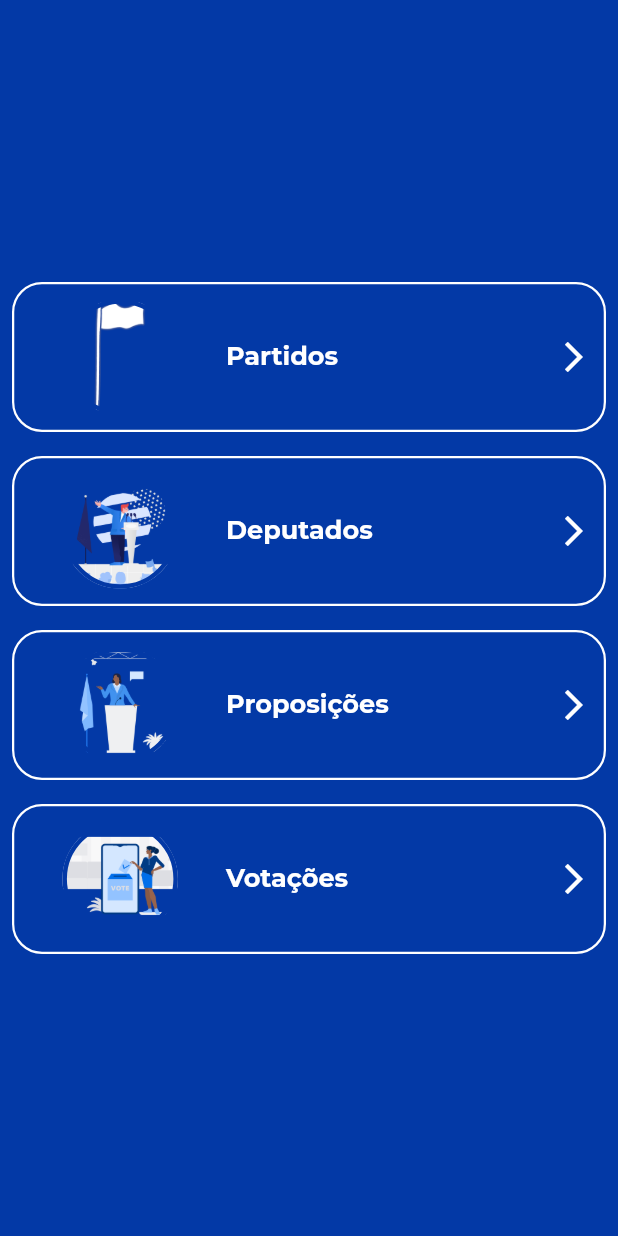
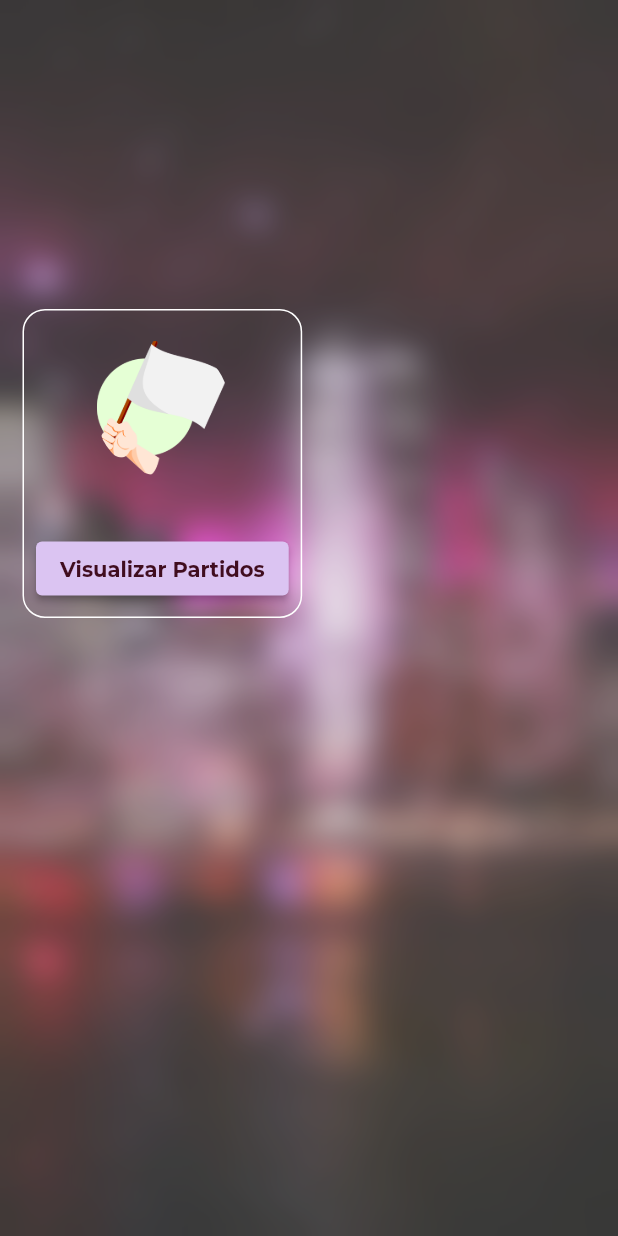
Before and after one commit to wdvictor/vigia_deputados, a Flutter app: the screen it shows after launch, on a phone screen of 412 x 824 dp. Run offline on Flutter 3.47's test engine with Material 2 defaults, Android fonts, the phone set to English and light mode, and no system bars; our stand-ins replace google_fonts, syncfusion_flutter_charts.

Commit message:
Changing design of the homepage

```diff
--- a/lib/helpers/color_lib.dart
+++ b/lib/helpers/color_lib.dart
@@ -1,14 +1,6 @@
 import 'package:flutter/material.dart';
 
-enum ColorLib {
-  lightBlue,
-  darkBlue,
-  darkGreen,
-  lightGreen,
-  almostWhite,
-  mediumBlue,
-  mediumGreen
-}
+enum ColorLib { pinkBrown, darkPink, lightPink, violet, greyPink }
 
 enum DarkThemeLib { primaryBackgroundColor, primaryColor, secondaryColor }
 
@@ -24,13 +16,11 @@ extension DarkTheme on DarkThemeLib {
 
 extension ColorLibExtension on ColorLib {
   static const Map<ColorLib, int> names = {
-    ColorLib.lightBlue: 0xFF79B4D9,
-    ColorLib.darkBlue: 0xFF0339A6,
-    ColorLib.mediumBlue: 0xFF118EBF,
-    ColorLib.darkGreen: 0xFF03A61C,
-    ColorLib.mediumGreen: 0xFF5DBF4E,
-    ColorLib.lightGreen: 0xFF5DBF4E,
-    ColorLib.almostWhite: 0xFFF2F2F2,
+    ColorLib.pinkBrown: 0xFF400D1F,
+    ColorLib.darkPink: 0xFFBD1FBF,
+    ColorLib.lightPink: 0xFFEF4BF2,
+    ColorLib.violet: 0xFF471C59,
+    ColorLib.greyPink: 0xFFDBC4F2,
   };
 
   Color get color => Color(names[this]!);
--- a/lib/pages/deputado_despesas.dart
+++ b/lib/pages/deputado_despesas.dart
@@ -4,8 +4,6 @@ import 'package:flutter/cupertino.dart';
 import 'package:flutter/material.dart';
 import 'package:syncfusion_flutter_charts/charts.dart';
 import 'package:url_launcher/url_launcher.dart';
-import 'package:vigia_deputados/helpers/color_lib.dart';
-
 import 'package:vigia_deputados/models/deputado_despesa.dart';
 import 'package:vigia_deputados/models/deputados_response_model.dart';
 import 'package:vigia_deputados/models/despesa_grafico_model.dart';
@@ -187,11 +185,10 @@ class TabNotasFiscais extends StatelessWidget {
             height: size.height * 0.1,
           ),
           Expanded(child: DeputadoHeader(deputado: deputadoDado)),
-          Divider(
+          const Divider(
             endIndent: 30,
             indent: 30,
             thickness: 2,
-            color: ColorLib.darkBlue.color,
           ),
           Expanded(
             flex: 5,
@@ -278,11 +275,10 @@ class _TabGraficosState extends State<TabGraficos> {
               deputado: widget.deputadoDado,
             ),
           ),
-          Divider(
+          const Divider(
             endIndent: 30,
             indent: 30,
             thickness: 2,
-            color: ColorLib.darkBlue.color,
           ),
           Expanded(
             flex: 5,
--- a/lib/pages/deputados_page/deputados_page.dart
+++ b/lib/pages/deputados_page/deputados_page.dart
@@ -1,13 +1,11 @@
 // cSpell: ignore Camara camara cupertino
 
 import 'dart:developer';
+
 import 'package:flutter/cupertino.dart';
 import 'package:flutter/material.dart';
-import 'package:vigia_deputados/helpers/color_lib.dart';
-
 import 'package:vigia_deputados/models/deputados_response_model.dart';
 import 'package:vigia_deputados/pages/deputados_page/action_sheet.dart';
-
 import 'package:vigia_deputados/pages/profile/deputado_profile_page.dart';
 import 'package:vigia_deputados/services/camara_api.dart';
 
@@ -173,7 +171,6 @@ class _DeputadosPageState extends State<DeputadosPage> {
                                         alignment: Alignment.center,
                                         constraints:
                                             const BoxConstraints.expand(),
-                                        color: ColorLib.darkGreen.color,
                                         child: Text(
                                             '${dado.siglaPartido}-${dado.siglaUf}'),
                                       ),
--- a/lib/pages/home_page.dart
+++ b/lib/pages/home_page.dart
@@ -1,8 +1,8 @@
-import 'package:flutter/cupertino.dart';
+import 'dart:ui';
+
 import 'package:flutter/material.dart';
 import 'package:google_fonts/google_fonts.dart';
 import 'package:vigia_deputados/helpers/color_lib.dart';
-import 'package:vigia_deputados/pages/partidos_page/partidos_page.dart';
 
 class HomePage extends StatefulWidget {
   const HomePage({Key? key}) : super(key: key);
@@ -14,176 +14,227 @@ class HomePage extends StatefulWidget {
 class _HomePageState extends State<HomePage> {
   @override
   Widget build(BuildContext context) {
-    return CupertinoPageScaffold(
-        backgroundColor: ColorLib.darkBlue.color,
-        child: Column(
-          mainAxisAlignment: MainAxisAlignment.center,
+    final Size size = MediaQuery.of(context).size;
+    return Scaffold(
+        body: Stack(
       children: [
-            MainMenuOption(
-              title: 'Partidos',
-              imageAsset: 'lime-flag-1.png',
-              animationMillisecondsDuration: 250,
-              callback: () => Navigator.push(
-                context,
-                CupertinoPageRoute(
-                  builder: (_) => const PartidosPage(),
+        Container(
+          width: size.width,
+          height: size.height,
+          decoration: const BoxDecoration(
+              image: DecorationImage(
+                  fit: BoxFit.cover,
+                  image: AssetImage('images/background.jpg'))),
         ),
+        BackdropFilter(
+          filter: ImageFilter.blur(sigmaX: 10, sigmaY: 10),
+          child: Container(
+            color: Colors.white.withOpacity(0.2),
+            width: size.width,
+            height: size.height,
+            child: const Column(children: [
+              Spacer(),
+              Expanded(
+                  child: Row(
+                children: [PartidosWidget()],
+              )),
+              Spacer(
+                flex: 2,
+              )
+            ]),
           ),
-            ),
-            MainMenuOption(
-              title: 'Deputados',
-              imageAsset: 'clip-politician-1.png',
-              animationMillisecondsDuration: 500,
-              callback: () {},
-            ),
-            MainMenuOption(
-              title: 'Proposições',
-              imageAsset: 'congresswoman.png',
-              animationMillisecondsDuration: 750,
-              callback: () {},
-            ),
-            MainMenuOption(
-              title: 'Votações',
-              imageAsset: 'urban-online-voting.png',
-              animationMillisecondsDuration: 1000,
-              callback: () {},
         ),
       ],
     ));
   }
 }
 
-class MainMenuOption extends StatefulWidget {
-  const MainMenuOption({
-    Key? key,
-    required this.title,
-    required this.imageAsset,
-    required this.animationMillisecondsDuration,
-    required this.callback,
-  }) : super(key: key);
-
-  final String title;
-  final String imageAsset;
-  final VoidCallback callback;
-  final int animationMillisecondsDuration;
+class PartidosWidget extends StatefulWidget {
+  const PartidosWidget({Key? key}) : super(key: key);
 
   @override
-  State<MainMenuOption> createState() => _MainMenuOptionState();
+  State<PartidosWidget> createState() => _PartidosWidgetState();
 }
 
-class _MainMenuOptionState extends State<MainMenuOption>
-    with SingleTickerProviderStateMixin {
-  late AnimationController _controller;
-  late Animation<double> _scaleAnimation;
-  late Animation<double> _opacityAnimation;
-  late bool _isTapped = false;
-
-  @override
-  void initState() {
-    super.initState();
-
-    _controller = AnimationController(
-      duration: Duration(milliseconds: widget.animationMillisecondsDuration),
-      vsync: this,
-    );
-
-    _scaleAnimation = Tween<double>(begin: 0.0, end: 1.0).animate(
-      CurvedAnimation(
-        parent: _controller,
-        curve: Curves.easeOut,
-      ),
-    );
-
-    _opacityAnimation = Tween<double>(begin: 0.0, end: 1.0).animate(
-      CurvedAnimation(
-        parent: _controller,
-        curve: Curves.easeIn,
-      ),
-    );
-
-    _controller.forward();
-  }
-
-  @override
-  void dispose() {
-    _controller.dispose();
-    super.dispose();
-  }
-
+class _PartidosWidgetState extends State<PartidosWidget> {
   @override
   Widget build(BuildContext context) {
-    return Material(
-      color: Colors.transparent,
-      child: InkWell(
-        onHighlightChanged: (value) {
-          setState(() {
-            _isTapped = value;
-          });
-        },
-        onTap: widget.callback,
-        child: AnimatedBuilder(
-            animation: _controller,
-            builder: (context, snapshot) {
-              return Opacity(
-                opacity: _opacityAnimation.value,
-                child: Transform.scale(
-                  scale: _scaleAnimation.value,
-                  child: Padding(
-                    padding: const EdgeInsets.all(8.0),
-                    child: AnimatedContainer(
-                      duration: const Duration(milliseconds: 300),
-                      height: _isTapped ? 70 : 100,
+    return Container(
+      margin: const EdgeInsets.symmetric(horizontal: 15),
       decoration: BoxDecoration(
-                          color: Colors.transparent,
-                          borderRadius: BorderRadius.circular(20),
-                          border: Border.all(color: Colors.white, width: 1.5)),
-                      child: Row(
+        border: Border.all(color: Colors.white),
+        borderRadius: BorderRadius.circular(15),
+      ),
+      child: Column(
         children: [
-                          Expanded(
-                            flex: 2,
-                            child: Container(
-                              margin: const EdgeInsets.symmetric(
-                                  vertical: 10, horizontal: 15),
-                              padding: const EdgeInsets.all(10.0),
-                              clipBehavior: Clip.hardEdge,
-                              decoration: BoxDecoration(
+          Container(
+            margin: const EdgeInsets.only(top: 20),
+            height: 90,
+            width: 90,
+            decoration: const BoxDecoration(
+              shape: BoxShape.circle,
               image: DecorationImage(
-                                      image: Image.asset(
-                                    'images/${widget.imageAsset}',
-                                    height: 100,
-                                    width: 100,
-                                  ).image),
-                                  border: Border.all(
-                                      color: ColorLib.darkBlue.color, width: 3),
-                                  shape: BoxShape.circle),
-                            ),
-                          ),
-                          Expanded(
-                            flex: 2,
-                            child: Text(
-                              widget.title,
-                              style: GoogleFonts.montserrat(
-                                  fontWeight: FontWeight.bold,
-                                  color: Colors.white,
-                                  fontSize: 17),
-                            ),
-                          ),
-                          const Spacer(),
-                          const Padding(
-                            padding: EdgeInsets.all(8.0),
-                            child: Icon(
-                              Icons.arrow_forward_ios,
-                              color: Colors.white,
-                            ),
-                          )
-                        ],
+                image: AssetImage(
+                  'images/flag_partido.png',
                 ),
               ),
             ),
           ),
-              );
-            }),
+          const Spacer(),
+          Padding(
+            padding: const EdgeInsets.all(8.0),
+            child: ElevatedButton(
+                style: ButtonStyle(
+                  foregroundColor: MaterialStateColor.resolveWith(
+                    (states) => ColorLib.pinkBrown.color,
+                  ),
+                  backgroundColor: MaterialStateColor.resolveWith(
+                    (states) => ColorLib.greyPink.color,
+                  ),
+                ),
+                onPressed: () {},
+                child: Text(
+                  'Visualizar Partidos',
+                  style: GoogleFonts.montserrat(fontWeight: FontWeight.bold),
+                )),
+          )
+        ],
       ),
     );
   }
 }
+
+// class MainMenuOption extends StatefulWidget {
+//   const MainMenuOption({
+//     Key? key,
+//     required this.title,
+//     required this.imageAsset,
+//     required this.animationMillisecondsDuration,
+//     required this.callback,
+//   }) : super(key: key);
+
+//   final String title;
+//   final String imageAsset;
+//   final VoidCallback callback;
+//   final int animationMillisecondsDuration;
+
+//   @override
+//   State<MainMenuOption> createState() => _MainMenuOptionState();
+// }
+
+// class _MainMenuOptionState extends State<MainMenuOption>
+//     with SingleTickerProviderStateMixin {
+//   late AnimationController _controller;
+//   late Animation<double> _scaleAnimation;
+//   late Animation<double> _opacityAnimation;
+//   late bool _isTapped = false;
+
+//   @override
+//   void initState() {
+//     super.initState();
+
+//     _controller = AnimationController(
+//       duration: Duration(milliseconds: widget.animationMillisecondsDuration),
+//       vsync: this,
+//     );
+
+//     _scaleAnimation = Tween<double>(begin: 0.0, end: 1.0).animate(
+//       CurvedAnimation(
+//         parent: _controller,
+//         curve: Curves.easeOut,
+//       ),
+//     );
+
+//     _opacityAnimation = Tween<double>(begin: 0.0, end: 1.0).animate(
+//       CurvedAnimation(
+//         parent: _controller,
+//         curve: Curves.easeIn,
+//       ),
+//     );
+
+//     _controller.forward();
+//   }
+
+//   @override
+//   void dispose() {
+//     _controller.dispose();
+//     super.dispose();
+//   }
+
+//   @override
+//   Widget build(BuildContext context) {
+//     return Material(
+//       color: Colors.transparent,
+//       child: InkWell(
+//         onHighlightChanged: (value) {
+//           setState(() {
+//             _isTapped = value;
+//           });
+//         },
+//         onTap: widget.callback,
+//         child: AnimatedBuilder(
+//             animation: _controller,
+//             builder: (context, snapshot) {
+//               return Opacity(
+//                 opacity: _opacityAnimation.value,
+//                 child: Transform.scale(
+//                   scale: _scaleAnimation.value,
+//                   child: Padding(
+//                     padding: const EdgeInsets.all(8.0),
+//                     child: AnimatedContainer(
+//                       duration: const Duration(milliseconds: 300),
+//                       height: _isTapped ? 70 : 100,
+//                       decoration: BoxDecoration(
+//                           color: Colors.transparent,
+//                           borderRadius: BorderRadius.circular(20),
+//                           border: Border.all(color: Colors.white, width: 1.5)),
+//                       child: Row(
+//                         children: [
+//                           Expanded(
+//                             flex: 2,
+//                             child: Container(
+//                               margin: const EdgeInsets.symmetric(
+//                                   vertical: 10, horizontal: 15),
+//                               padding: const EdgeInsets.all(10.0),
+//                               clipBehavior: Clip.hardEdge,
+//                               decoration: BoxDecoration(
+//                                   image: DecorationImage(
+//                                       image: Image.asset(
+//                                     'images/${widget.imageAsset}',
+//                                     height: 100,
+//                                     width: 100,
+//                                   ).image),
+//                                   border: Border.all(
+//                                       color: ColorLib.darkBlue.color, width: 3),
+//                                   shape: BoxShape.circle),
+//                             ),
+//                           ),
+//                           Expanded(
+//                             flex: 2,
+//                             child: Text(
+//                               widget.title,
+//                               style: GoogleFonts.montserrat(
+//                                   fontWeight: FontWeight.bold,
+//                                   color: Colors.white,
+//                                   fontSize: 17),
+//                             ),
+//                           ),
+//                           const Spacer(),
+//                           const Padding(
+//                             padding: EdgeInsets.all(8.0),
+//                             child: Icon(
+//                               Icons.arrow_forward_ios,
+//                               color: Colors.white,
+//                             ),
+//                           )
+//                         ],
+//                       ),
+//                     ),
+//                   ),
+//                 ),
+//               );
+//             }),
+//       ),
+//     );
+//   }
+// }
--- a/lib/pages/partidos_page/partido_grid_widget.dart
+++ b/lib/pages/partidos_page/partido_grid_widget.dart
@@ -1,7 +1,6 @@
 import 'package:flutter/cupertino.dart';
 import 'package:flutter/material.dart' show Material, Colors;
 import 'package:google_fonts/google_fonts.dart';
-import 'package:vigia_deputados/helpers/color_lib.dart';
 import 'package:vigia_deputados/models/partidos_response.dart';
 import 'package:vigia_deputados/pages/partidos_page/partido_profile/partido_profile_page.dart';
 
@@ -80,7 +79,6 @@ class _PartidoWidgetState extends State<PartidoWidget>
                     child: Container(
                       height: 70,
                       decoration: BoxDecoration(
-                        color: ColorLib.darkGreen.color,
                         borderRadius: BorderRadius.circular(
                           10,
                         ),
--- a/lib/pages/partidos_page/partidos_page.dart
+++ b/lib/pages/partidos_page/partidos_page.dart
@@ -1,7 +1,6 @@
 import 'package:flutter/cupertino.dart';
 import 'package:flutter/material.dart' show Material, Colors;
 import 'package:google_fonts/google_fonts.dart';
-import 'package:vigia_deputados/helpers/color_lib.dart';
 import 'package:vigia_deputados/models/partidos_response.dart';
 import 'package:vigia_deputados/pages/partidos_page/partido_grid_widget.dart';
 import 'package:vigia_deputados/pages/partidos_page/sort_dropdown_widget.dart';
@@ -31,7 +30,6 @@ class _PartidosPageState extends State<PartidosPage> {
   @override
   Widget build(BuildContext context) {
     return CupertinoPageScaffold(
-      backgroundColor: ColorLib.darkBlue.color,
       navigationBar: CupertinoNavigationBar(
         middle: Text(
           'Partidos',
--- a/lib/pages/partidos_page/sort_dropdown_widget.dart
+++ b/lib/pages/partidos_page/sort_dropdown_widget.dart
@@ -1,14 +1,15 @@
 import 'package:flutter/cupertino.dart';
 import 'package:flutter/material.dart';
 import 'package:google_fonts/google_fonts.dart';
-import 'package:vigia_deputados/helpers/color_lib.dart';
 
 class AdvancedOptions extends StatefulWidget {
   const AdvancedOptions(
       {Key? key,
       required this.sortByOptions,
       required this.sortBySelectedOption,
-      required this.sortOptionCallback, required this.searchController, required this.searchCallback})
+      required this.sortOptionCallback,
+      required this.searchController,
+      required this.searchCallback})
       : super(key: key);
   final List<String> sortByOptions;
   final String sortBySelectedOption;
@@ -49,7 +50,6 @@ class _AdvancedOptionsState extends State<AdvancedOptions>
                   borderRadius: BorderRadius.circular(10),
                   border: Border.all(color: Colors.white)),
               child: DropdownButton<String>(
-                  dropdownColor: ColorLib.darkGreen.color,
                   icon: const Icon(
                     Icons.arrow_drop_down,
                     color: Colors.white,
--- a/lib/pages/profile/deputado_profile_page.dart
+++ b/lib/pages/profile/deputado_profile_page.dart
@@ -1,8 +1,6 @@
 //cSpell:ignore cupertino camara endereco predio andarº municipio
 import 'package:flutter/cupertino.dart';
 import 'package:flutter/material.dart';
-import 'package:vigia_deputados/helpers/color_lib.dart';
-
 import 'package:vigia_deputados/models/deputado_detalhado_response_model.dart';
 import 'package:vigia_deputados/models/deputados_response_model.dart';
 import 'package:vigia_deputados/pages/deputado_despesas.dart';
@@ -66,11 +64,10 @@ class _DeputadoProfilePageState extends State<DeputadoProfilePage> {
                 deputado: widget.deputado,
               ),
             ),
-            Divider(
+            const Divider(
               endIndent: 30,
               indent: 30,
               thickness: 2,
-              color: ColorLib.darkBlue.color,
             ),
             Expanded(
               flex: 5,
--- a/lib/widgets/deputado_header.dart
+++ b/lib/widgets/deputado_header.dart
@@ -1,6 +1,4 @@
 import 'package:flutter/material.dart';
-import 'package:vigia_deputados/helpers/color_lib.dart';
-
 import 'package:vigia_deputados/models/deputados_response_model.dart';
 
 class DeputadoHeader extends StatelessWidget {
@@ -20,15 +18,12 @@ class DeputadoHeader extends StatelessWidget {
                 elevation: 12,
                 child: Container(
                   padding: EdgeInsets.zero,
-                  decoration: BoxDecoration(
+                  decoration: const BoxDecoration(
+                    shape: BoxShape.circle,
+                  ),
+                  child: Container(
+                    decoration: const BoxDecoration(
                       shape: BoxShape.circle,
-                      border: Border.all(
-                          color: ColorLib.darkGreen.color, width: 4)),
-                  child: Container(
-                    decoration: BoxDecoration(
-                      shape: BoxShape.circle,
-                      border: Border.all(
-                          color: ColorLib.darkBlue.color, width: 2.5),
                     ),
                     child: CircleAvatar(
                       backgroundImage:
@@ -47,10 +42,10 @@ class DeputadoHeader extends StatelessWidget {
               padding: const EdgeInsets.only(left: 30),
               child: Row(
                 children: [
-                  Expanded(
+                  const Expanded(
                     child: Column(
                       crossAxisAlignment: CrossAxisAlignment.start,
-                      children: const [
+                      children: [
                         Text(
                           'Nome:',
                           style: TextStyle(fontWeight: FontWeight.bold),
--- a/pubspec.yaml
+++ b/pubspec.yaml
@@ -39,6 +39,7 @@ dependencies:
   flutter_launcher_icons: ^0.9.2
   url_launcher: ^6.0.20
   syncfusion_flutter_charts: ^19.4.50
+  glassmorphism: ^3.0.0
 
 dev_dependencies:
   flutter_lints: ^1.0.4
```
Also changed, not shown: images/background.jpg (added), images/flag_partido.png (added), pubspec.lock. Lines whose indentation alone changed are shown as unchanged.
